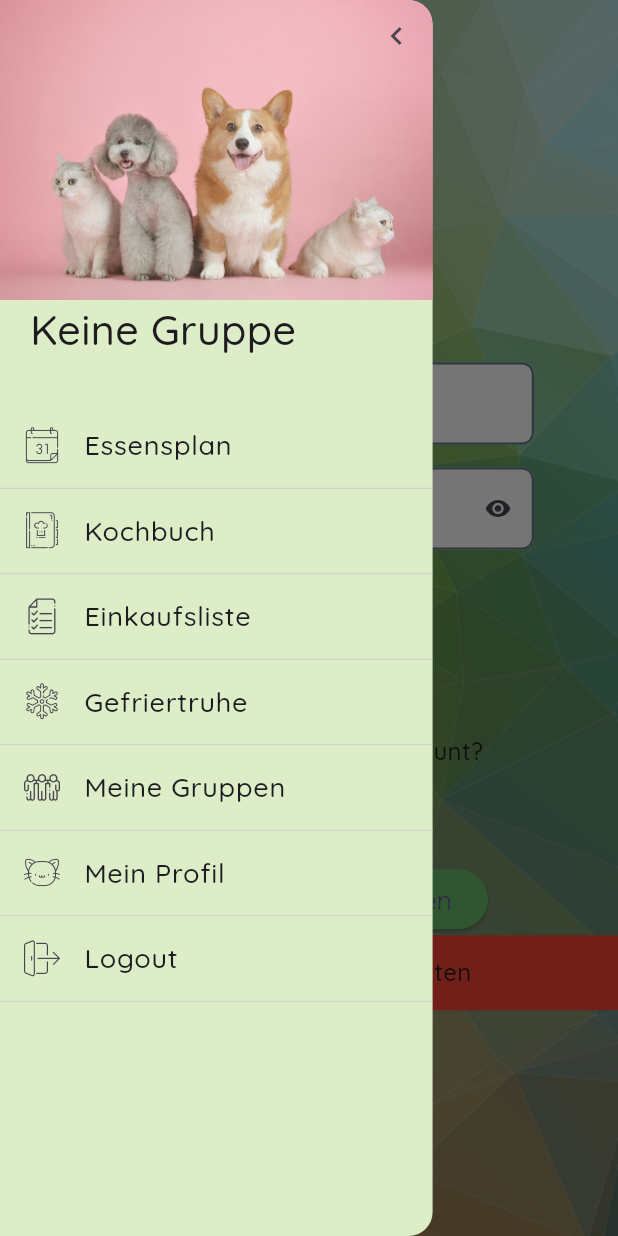
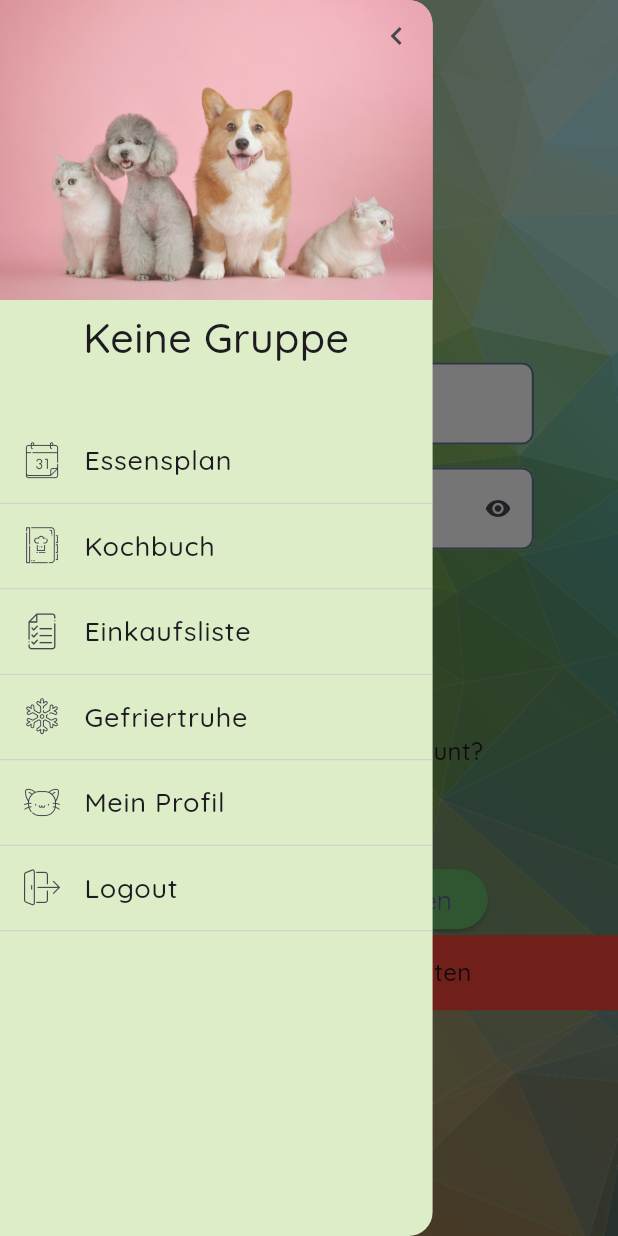
Before and after one commit to maggew/meal_planner_app, a Flutter app: the screen it shows after launch, with the side drawer open, on a phone screen of 412 x 824 dp. Run offline on Flutter 3.47's test engine with Material 3 defaults, Android fonts, the phone set to English and light mode, and no system bars; our stand-ins replace auto_route, cached_network_image, cloud_firestore, dio, email_validator, file_picker and 15 more; missing offline and left inert: google_mlkit_text_recognition, multi_split_view; accounts and stored records are empty; generated files the repository leaves out were written again.

Commit message:
removed 'Meine Gruppen' from burger menu, groupname in burgermenu is tappable and leads to show_single_group screen

```diff
--- a/lib/presentation/common/burger_menu/burger_menu.dart
+++ b/lib/presentation/common/burger_menu/burger_menu.dart
@@ -1,9 +1,11 @@
+import 'package:auto_route/auto_route.dart';
 import 'package:flutter/material.dart';
 import 'package:flutter_riverpod/flutter_riverpod.dart';
 import 'package:meal_planner/core/constants/constants.dart';
 import 'package:meal_planner/domain/entities/group.dart';
 import 'package:meal_planner/presentation/common/burger_menu/widgets/buger_menu_list.dart';
 import 'package:meal_planner/presentation/common/burger_menu/widgets/burger_menu_header.dart';
+import 'package:meal_planner/presentation/router/router.gr.dart';
 import 'package:meal_planner/services/providers/session_provider.dart';
 
 class BurgerMenu extends ConsumerWidget {
@@ -25,14 +27,17 @@ class BurgerMenu extends ConsumerWidget {
         children: [
           SizedBox(height: MediaQuery.of(context).padding.top),
           BurgerMenuHeader(group: group),
-          Padding(
-            padding: const EdgeInsets.only(left: 20),
-            child: Align(
-              alignment: Alignment.centerLeft,
+          GestureDetector(
+            onTap: () {
+              context.router.push(ShowSingleGroupRoute(group: group!));
+            },
+            child: Container(
+              padding: EdgeInsets.symmetric(vertical: 5, horizontal: 20),
               child: Text(
                 group == null ? 'Keine Gruppe' : group.name,
                 style: const TextStyle(fontSize: 27.5),
                 overflow: TextOverflow.ellipsis,
+                textAlign: TextAlign.center,
               ),
             ),
           ),
--- a/lib/presentation/common/burger_menu/widgets/buger_menu_list.dart
+++ b/lib/presentation/common/burger_menu/widgets/buger_menu_list.dart
@@ -28,11 +28,11 @@ List<Widget> getBurgerMenuItems(BuildContext context, WidgetRef ref) {
       label: 'Gefriertruhe',
       onTap: () => context.router.push(const RefrigeratorRoute()),
     ),
-    BurgerMenuListItem(
-      icon: AppIcons.unity,
-      label: "Meine Gruppen",
-      onTap: () => context.router.push(const ShowUserGroupsRoute()),
-    ),
+    // BurgerMenuListItem(
+    //   icon: AppIcons.unity,
+    //   label: "Meine Gruppen",
+    //   onTap: () => context.router.push(const ShowUserGroupsRoute()),
+    // ),
     BurgerMenuListItem(
       icon: AppIcons.cat_1,
       label: "Mein Profil",
--- a/lib/presentation/show_single_group/show_single_group_page.dart
+++ b/lib/presentation/show_single_group/show_single_group_page.dart
@@ -11,12 +11,10 @@ import 'package:meal_planner/services/providers/groups/group_members_provider.da
 @RoutePage()
 class ShowSingleGroupPage extends ConsumerWidget {
   final Group group;
-  final Widget groupImage;
 
   const ShowSingleGroupPage({
     super.key,
     required this.group,
-    required this.groupImage,
   });
 
   @override
@@ -40,7 +38,7 @@ class ShowSingleGroupPage extends ConsumerWidget {
       ),
       scaffoldBody: Column(
         children: [
-          ShowSingleGroupImage(groupImage: groupImage),
+          ShowSingleGroupImage(imageUrl: group.imageUrl),
           ShowSingleGroupClickableText(group: group),
           ShowSingleGroupMemberList(membersAsync: membersAsync, group: group),
         ],
--- a/lib/presentation/show_user_groups/widgets/show_user_group_avatar.dart
+++ b/lib/presentation/show_user_groups/widgets/show_user_group_avatar.dart
@@ -32,10 +32,7 @@ class ShowUserGroupAvatar extends StatelessWidget {
 
     return GestureDetector(
       onTap: () {
-        context.router.push(ShowSingleGroupRoute(
-          group: group,
-          groupImage: image,
-        ));
+        context.router.push(ShowSingleGroupRoute(group: group));
       },
       child: Container(
         width: avatarDiameter,
```
Also changed, not shown: lib/presentation/show_single_group/widgets/show_single_group_image.dart (+14 -3 lines), lib/presentation/router/router.gr.dart.
